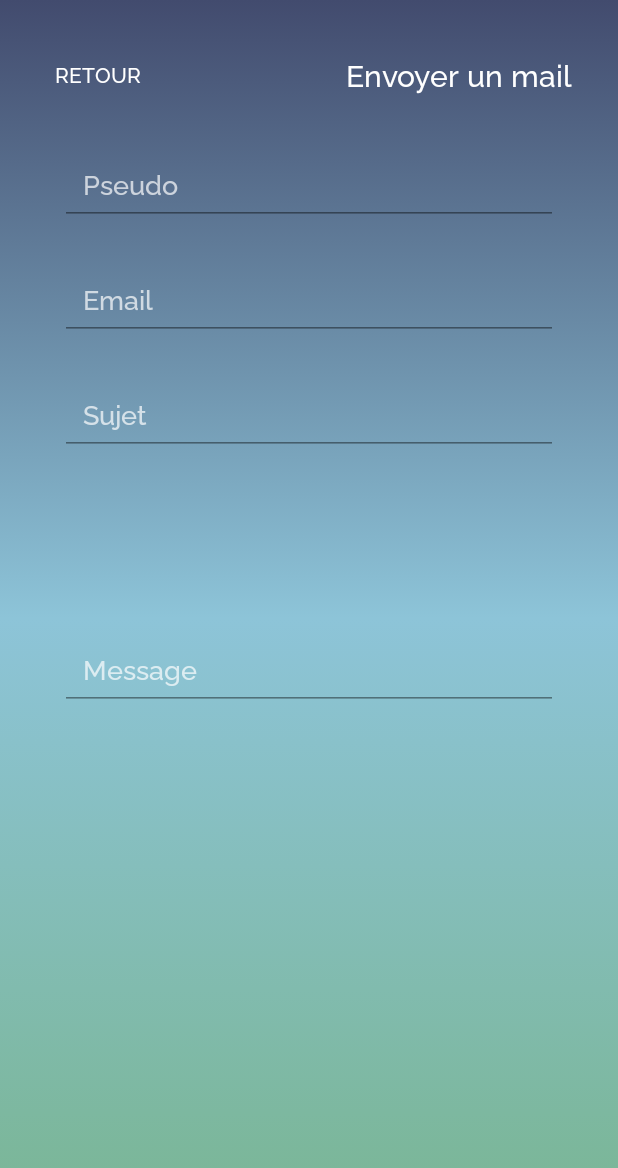
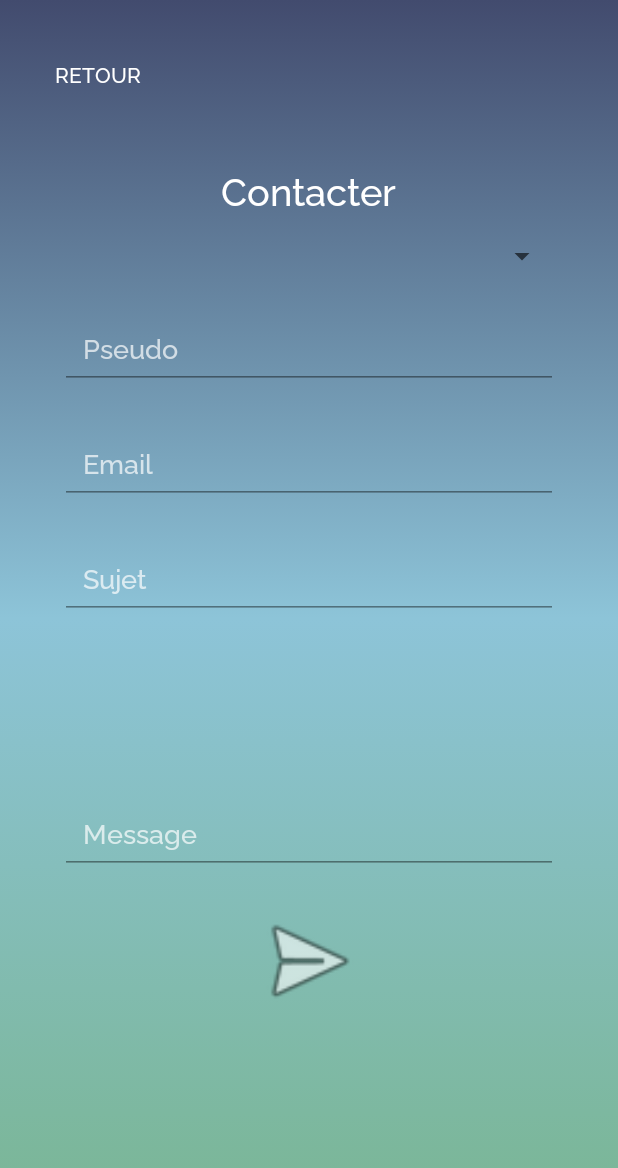
Before and after one commit to neoconnect-EIP/neoconnect_android, an Android app: the ContactUs screen opened through its navigation route, on a phone screen of 412 x 824 dp. Shown: the top 1168 px of the screen. Run offline under Robolectric (Android 15) with nearby library versions, the phone set to English and light mode, and no system bars; 2 statements that could not run were skipped.

Commit message:
Retour utilisateur

```diff
--- a/app/src/main/java/c/eip/neoconnect/data/repository/UtilsRepository.kt
+++ b/app/src/main/java/c/eip/neoconnect/data/repository/UtilsRepository.kt
@@ -2,6 +2,7 @@ package c.eip.neoconnect.data.repository
 
 import c.eip.neoconnect.data.model.contact.ContactModel
 import c.eip.neoconnect.data.model.contact.ContactUserModel
+import c.eip.neoconnect.data.model.contact.FeedbackModel
 import c.eip.neoconnect.data.model.resetPassword.ResetPasswordFirstStepModel
 import c.eip.neoconnect.data.model.resetPassword.ResetPasswordThirdStepModel
 import c.eip.neoconnect.data.service.UtilsService
@@ -21,4 +22,6 @@ class UtilsRepository {
     suspend fun updatePassword(form: ResetPasswordThirdStepModel) = utilsService.updatePassword(form)
 
     suspend fun getFeed(token: String) = utilsService.getFeed(token)
+
+    suspend fun sendFeedback(message: FeedbackModel) = utilsService.sendFeedback(message)
 }
--- a/app/src/main/java/c/eip/neoconnect/data/service/UtilsService.kt
+++ b/app/src/main/java/c/eip/neoconnect/data/service/UtilsService.kt
@@ -2,6 +2,7 @@ package c.eip.neoconnect.data.service
 
 import c.eip.neoconnect.data.model.contact.ContactModel
 import c.eip.neoconnect.data.model.contact.ContactUserModel
+import c.eip.neoconnect.data.model.contact.FeedbackModel
 import c.eip.neoconnect.data.model.feed.FeedResponseModel
 import c.eip.neoconnect.data.model.resetPassword.ResetPasswordFirstStepModel
 import c.eip.neoconnect.data.model.resetPassword.ResetPasswordSecondStepResponseModel
@@ -33,4 +34,7 @@ interface UtilsService {
 
     @GET("/actuality")
     suspend fun getFeed(@Header("authorization") token: String?): FeedResponseModel
+
+    @POST("/user/feedback")
+    suspend fun sendFeedback(@Body message: FeedbackModel): String
 }
--- a/app/src/main/res/layout/fragment_contact.xml
+++ b/app/src/main/res/layout/fragment_contact.xml
@@ -41,17 +41,6 @@
         app:layout_constraintStart_toEndOf="@id/guideline_margin_vertical_start_contact"
         app:layout_constraintTop_toBottomOf="@id/guideline_margin_horizontal_contact" />
 
-    <TextView
-        android:id="@+id/sendMailButton"
-        android:layout_width="wrap_content"
-        android:layout_height="wrap_content"
-        android:padding="10dp"
-        android:text="@string/sendMail"
-        android:textColor="@color/white"
-        android:textSize="20sp"
-        app:layout_constraintEnd_toEndOf="@id/guideline_margin_vertical_end_contact"
-        app:layout_constraintTop_toBottomOf="@id/guideline_margin_horizontal_contact" />
-
     <LinearLayout
         android:layout_width="match_parent"
         android:layout_height="wrap_content"
@@ -59,7 +48,27 @@
         android:gravity="center"
         android:orientation="vertical"
         app:layout_constraintStart_toEndOf="@id/guideline_margin_vertical_start_contact"
-        app:layout_constraintTop_toBottomOf="@id/sendMailButton">
+        app:layout_constraintTop_toBottomOf="@id/backButton">
+
+        <TextView
+            android:layout_width="wrap_content"
+            android:layout_height="wrap_content"
+            android:padding="15dp"
+            android:text="Contacter"
+            android:textColor="@color/white"
+            android:textSize="25sp" />
+
+        <Spinner
+            android:id="@+id/contactSpinner"
+            android:layout_width="match_parent"
+            android:layout_height="wrap_content"
+            android:layout_marginStart="40dp"
+            android:layout_marginEnd="40dp"
+            android:layout_marginBottom="20dp"
+            android:alpha="0.7"
+            android:overlapAnchor="false"
+            android:popupBackground="@drawable/button_main"
+            android:textAlignment="textStart" />
 
         <com.google.android.material.textfield.TextInputEditText
             android:id="@+id/sendMailPseudo"
@@ -72,7 +81,8 @@
             android:hint="@string/formPseudo"
             android:padding="15dp"
             android:textColor="@color/white"
-            android:textColorHint="@color/white" />
+            android:textColorHint="@color/white"
+            android:visibility="gone" />
 
         <com.google.android.material.textfield.TextInputEditText
             android:id="@+id/sendMailEmail"
@@ -114,5 +124,12 @@
             android:padding="15dp"
             android:textColor="@color/white"
             android:textColorHint="@color/white" />
+
+        <ImageView
+            android:id="@+id/sendMailButton"
+            android:layout_width="80dp"
+            android:layout_height="75dp"
+            android:background="@android:drawable/ic_menu_send"
+            android:contentDescription="@string/contDescDesc" />
     </LinearLayout>
 </androidx.constraintlayout.widget.ConstraintLayout>
--- a/app/src/main/res/values/strings.xml
+++ b/app/src/main/res/values/strings.xml
@@ -109,6 +109,8 @@
     <string name="formYoutube">Youtube</string>
     <string name="formTiktok">Tiktok</string>
 
+    <string name="formFeature">Fonctionnalité</string>
+    <string name="formCommentaire">Commentaire</string>
     <string name="formMessage">Message</string>
     <string name="formToken">Token</string>
 
@@ -146,4 +148,12 @@
         <item>Food</item>
         <item>Sport / Fitness</item>
     </string-array>
+
+    <string-array name="contactSpinner">
+        <item>Bug</item>
+        <item>Amélioration</item>
+        <item>Commentaire</item>
+        <item>Contact</item>
+    </string-array>
+
 </resources>
```
Also changed, not shown: app/src/main/java/c/eip/neoconnect/data/model/contact/FeedbackModel.kt (added, +18 -0 lines), app/src/main/java/c/eip/neoconnect/ui/view/Stats.kt (+8 -0 lines), app/src/main/java/c/eip/neoconnect/ui/view/contact/ContactUs.kt (+97 -6 lines), app/src/main/java/c/eip/neoconnect/ui/viewModel/ContactViewModel.kt (+15 -1 lines), 1 other file.
